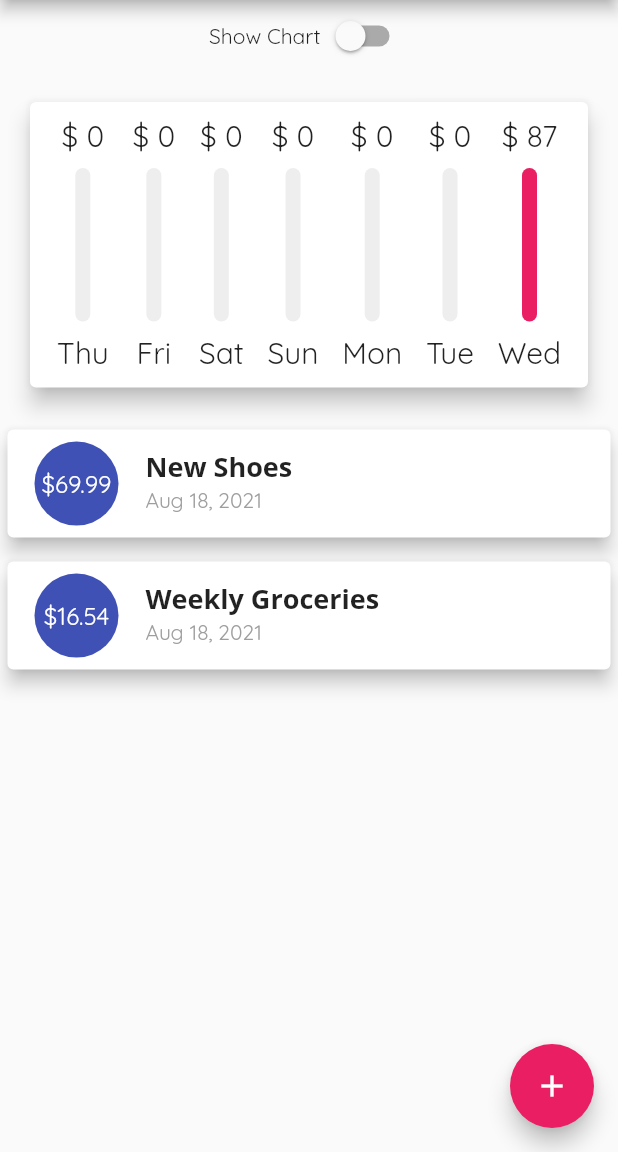
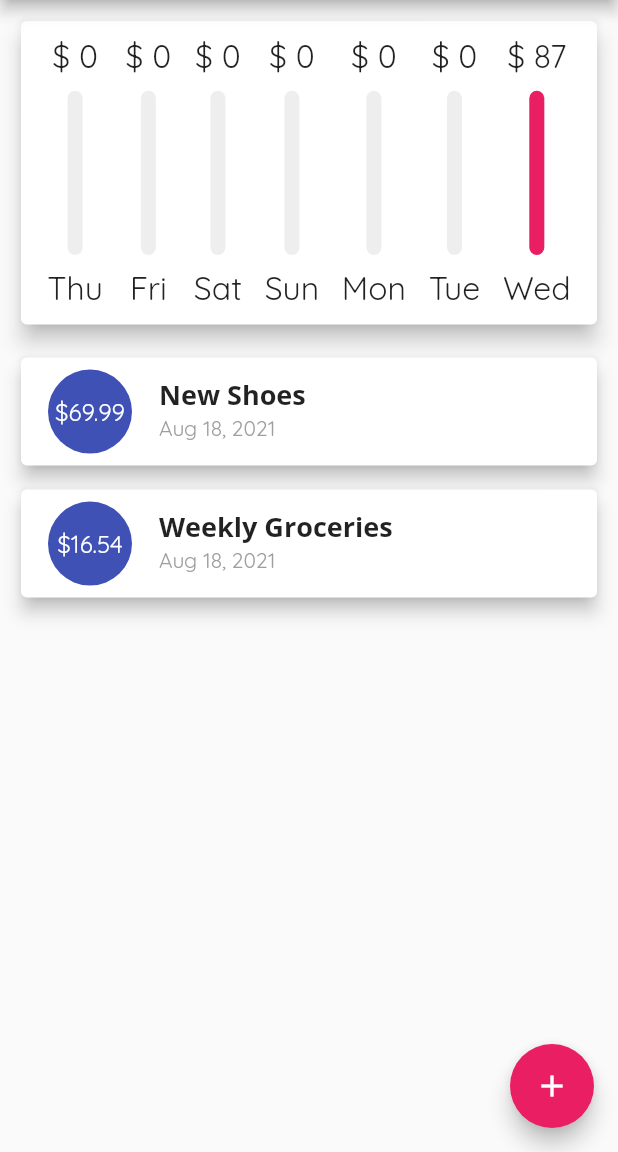
Before and after one commit to niklasschloegel/flutter-tutorial, a Flutter app: the screen it shows after launch, on a phone screen of 412 x 824 dp, the part 84-1236 px from its top. Run offline on Flutter 3.47's test engine with Material 2 defaults, Android fonts, the phone set to English and light mode, and no system bars; our stand-ins replace google_fonts.

Commit message:
adapting to iOS style

```diff
--- a/expense_planner/lib/main.dart
+++ b/expense_planner/lib/main.dart
@@ -1,4 +1,7 @@
+import 'dart:io';
+
 import 'package:expense_planner/widgets/new_transaction.dart';
+import 'package:flutter/cupertino.dart';
 import 'package:flutter/material.dart';
 import 'package:google_fonts/google_fonts.dart';
 import 'package:uuid/uuid.dart';
@@ -38,6 +41,7 @@ class MyApp extends StatelessWidget {
       darkTheme: ThemeData(
         primarySwatch: Colors.indigo,
         accentColor: Colors.indigo.shade300,
+        backgroundColor: Colors.grey.shade900,
         brightness: Brightness.dark,
         fontFamily: GoogleFonts.quicksand().fontFamily,
         textTheme: GoogleFonts.quicksandTextTheme()
@@ -117,11 +121,19 @@ class _MyHomePageState extends State<MyHomePage> {
 
   @override
   Widget build(BuildContext context) {
-    final isLandscape =
-        MediaQuery.of(context).orientation == Orientation.landscape;
+    final _mediaQuery = MediaQuery.of(context);
+    final isLandscape = _mediaQuery.orientation == Orientation.landscape;
+    final deviceHeight = _mediaQuery.size.height;
+
+    final _title = Text(
+      "Personal Expenses",
+      style: TextStyle(
+        color: Theme.of(context).colorScheme.onBackground,
+      ),
+    );
 
     final appBar = AppBar(
-      title: Text("Personal Expenses"),
+      title: _title,
       actions: [
         IconButton(
           onPressed: () => _startAddNewTransaction(context),
@@ -130,25 +142,40 @@ class _MyHomePageState extends State<MyHomePage> {
       ],
     );
 
-    final deviceHeight = MediaQuery.of(context).size.height;
+    final iOSNavBar = CupertinoNavigationBar(
+      middle: _title,
+      backgroundColor: Theme.of(context).colorScheme.background,
+      trailing: Row(
+        mainAxisSize: MainAxisSize.min,
+        children: [
+          GestureDetector(
+              onTap: () => _startAddNewTransaction(context),
+              child: Icon(CupertinoIcons.add)),
+        ],
+      ),
+    );
+
     final txListWidget = Container(
       height: (deviceHeight -
               appBar.preferredSize.height -
-              MediaQuery.of(context).padding.top) *
+              _mediaQuery.padding.top) *
           0.7,
       child: TransactionList(_userTransactions, _deleteTransaction),
     );
 
-    return Scaffold(
-      appBar: appBar,
-      body: SingleChildScrollView(
+    final body = SafeArea(
+      child: SingleChildScrollView(
         child: Column(
           children: [
+            if (isLandscape)
               Row(
                 mainAxisAlignment: MainAxisAlignment.center,
                 children: [
-                Text(_showChart ? "Show List" : "Show Chart"),
-                Switch(
+                  Text(
+                    _showChart ? "Show List" : "Show Chart",
+                    style: Theme.of(context).textTheme.headline6,
+                  ),
+                  Switch.adaptive(
                     value: _showChart,
                     onChanged: (value) {
                       setState(() => _showChart = value);
@@ -160,7 +187,7 @@ class _MyHomePageState extends State<MyHomePage> {
               Container(
                 height: (deviceHeight -
                         appBar.preferredSize.height -
-                        MediaQuery.of(context).padding.top) *
+                        _mediaQuery.padding.top) *
                     0.3,
                 child: Chart(_recentTransactions),
               ),
@@ -169,7 +196,7 @@ class _MyHomePageState extends State<MyHomePage> {
                 ? Container(
                     height: (deviceHeight -
                             appBar.preferredSize.height -
-                            MediaQuery.of(context).padding.top) *
+                            _mediaQuery.padding.top) *
                         0.7,
                     child: Chart(_recentTransactions),
                   )
@@ -177,7 +204,19 @@ class _MyHomePageState extends State<MyHomePage> {
           ],
         ),
       ),
-      floatingActionButton: FloatingActionButton(
+    );
+
+    return Platform.isIOS
+        ? CupertinoPageScaffold(
+            child: body,
+            navigationBar: iOSNavBar,
+          )
+        : Scaffold(
+            appBar: appBar,
+            body: body,
+            floatingActionButton: Platform.isIOS
+                ? Container()
+                : FloatingActionButton(
                     child: Icon(Icons.add),
                     onPressed: () => _startAddNewTransaction(context),
                   ),
--- a/expense_planner/lib/widgets/chart.dart
+++ b/expense_planner/lib/widgets/chart.dart
@@ -35,7 +35,7 @@ class Chart extends StatelessWidget {
   Widget build(BuildContext context) {
     return Card(
       elevation: 6,
-      margin: EdgeInsets.all(20),
+      margin: EdgeInsets.all(14),
       child: Container(
         padding: EdgeInsets.all(10),
         child: Row(
--- a/expense_planner/lib/widgets/transaction_list.dart
+++ b/expense_planner/lib/widgets/transaction_list.dart
@@ -40,7 +40,7 @@ class TransactionList extends StatelessWidget {
                   elevation: 5,
                   margin: EdgeInsets.symmetric(
                     vertical: 8,
-                    horizontal: 5,
+                    horizontal: 14,
                   ),
                   child: Dismissible(
                     key: Key(tx.id),
```
Lines whose indentation alone changed are shown as unchanged.
